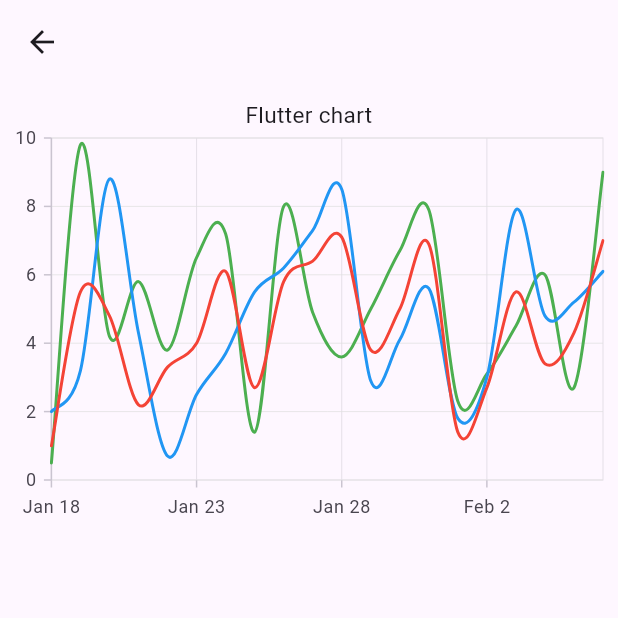
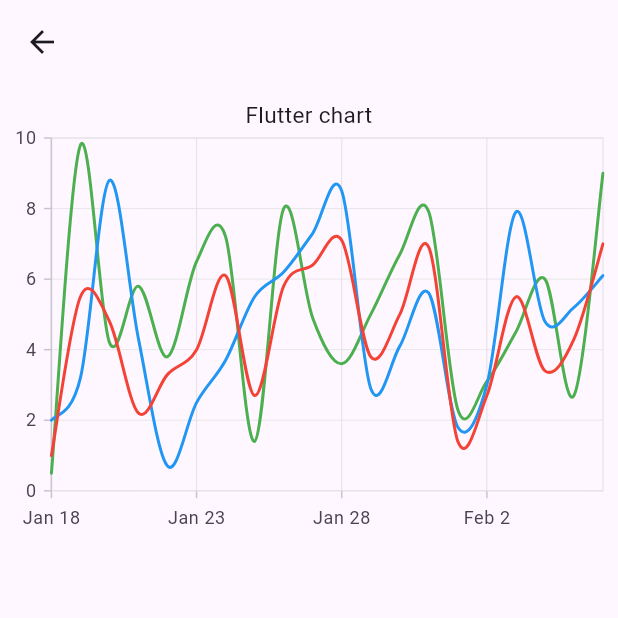
Before and after one commit to HaseefMohommed/Flutter-Syncfusion, a Flutter app: the screen it shows after launch, after a tap on "View Chart", on a phone screen of 412 x 824 dp, the top half of it. Run offline on Flutter 3.47's test engine with Material 3 defaults, Android fonts, the phone set to English and light mode, and no system bars; our stand-ins replace syncfusion_flutter_charts.

Commit message:
add chart  UI fix for landscape orientation

```diff
--- a/lib/chart_page.dart
+++ b/lib/chart_page.dart
@@ -32,9 +32,21 @@ class ChartPage extends StatelessWidget {
   Widget build(BuildContext context) {
     return Scaffold(
       appBar: AppBar(),
-      body: Column(
+      body: OrientationBuilder(
+        builder: (context, orientation) {
+          return LayoutBuilder(
+            builder: (context, constraints) {
+              double chartHeight = orientation == Orientation.portrait
+                  ? constraints.maxHeight * 0.4
+                  : constraints.maxHeight;
+              double chartWidth = constraints.maxWidth;
+
+              return Column(
                 children: [
-          SfCartesianChart(
+                  SizedBox(
+                    height: chartHeight,
+                    width: chartWidth,
+                    child: SfCartesianChart(
                       title: const ChartTitle(text: 'Flutter chart'),
                       primaryXAxis: DateTimeAxis(
                         majorGridLines: const MajorGridLines(),
@@ -47,8 +59,10 @@ class ChartPage extends StatelessWidget {
                         minimum: 0,
                         maximum: 10,
                         interval: 2,
-              majorGridLines:
-                  MajorGridLines(width: 0.5, color: Colors.grey[300]),
+                        majorGridLines: MajorGridLines(
+                          width: 0.5,
+                          color: Colors.grey[300],
+                        ),
                         axisLine: const AxisLine(width: 1),
                       ),
                       series: <CartesianSeries>[
@@ -72,7 +86,12 @@ class ChartPage extends StatelessWidget {
                         ),
                       ],
                     ),
+                  ),
                 ],
+              );
+            },
+          );
+        },
       ),
     );
   }
--- a/lib/main.dart
+++ b/lib/main.dart
@@ -29,13 +29,10 @@ class DashboardPage extends StatelessWidget {
       ),
       body: Center(
         child: ElevatedButton(
-          style: ButtonStyle(
-              backgroundColor: WidgetStateProperty.all<Color>(
-                Colors.blue,
-              ),
-              foregroundColor: WidgetStateProperty.all<Color>(
-                Colors.white,
-              )),
+          style: ElevatedButton.styleFrom(
+            backgroundColor: Colors.blue,
+            foregroundColor: Colors.white,
+          ),
           onPressed: () {
             Navigator.push(
               context,
```
Lines whose indentation alone changed are shown as unchanged.
